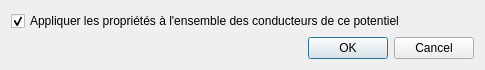
Above: sources/ui/conductorpropertiesdialog.ui from qelectrotech/qelectrotech-source-mirror before the change. Below: the same form after it.
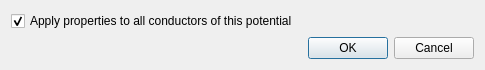
That is the form after the change.

Patch:
```diff
--- a/sources/ui/conductorpropertiesdialog.ui
+++ b/sources/ui/conductorpropertiesdialog.ui
@@ -17,7 +17,7 @@
    <item>
     <widget class="QCheckBox" name="m_apply_all_cb">
      <property name="text">
-      <string>Appliquer les propriétés à l'ensemble des conducteurs de ce potentiel</string>
+      <string>Apply properties to all conductors of this potential</string>
      </property>
      <property name="checked">
       <bool>true</bool>
```
Left out of the diff: 2 changed lines with no effect on the pictures.
